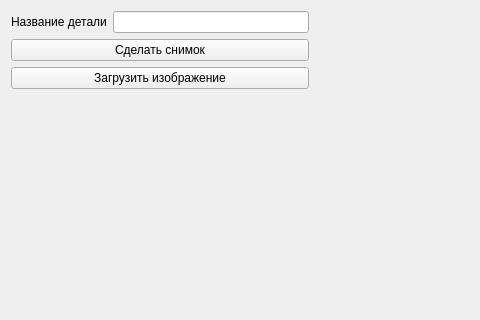
Stribunchick/LegoFinder, file gui/add_part_window.ui: the form before one commit; both pictures show x 0 to 480 and y 0 to 320 of the 670 by 491 pixel window.
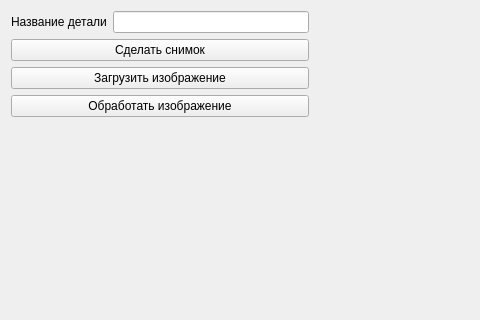
The form after the commit.

```diff
--- a/gui/add_part_window.ui
+++ b/gui/add_part_window.ui
@@ -70,6 +70,13 @@
        </property>
       </widget>
      </item>
+     <item>
+      <widget class="QPushButton" name="process_template_button">
+       <property name="text">
+        <string>Обработать изображение</string>
+       </property>
+      </widget>
+     </item>
     </layout>
    </item>
    <item row="0" column="1">
```
Left out of the diff: 2 changed lines with no effect on the pictures.
